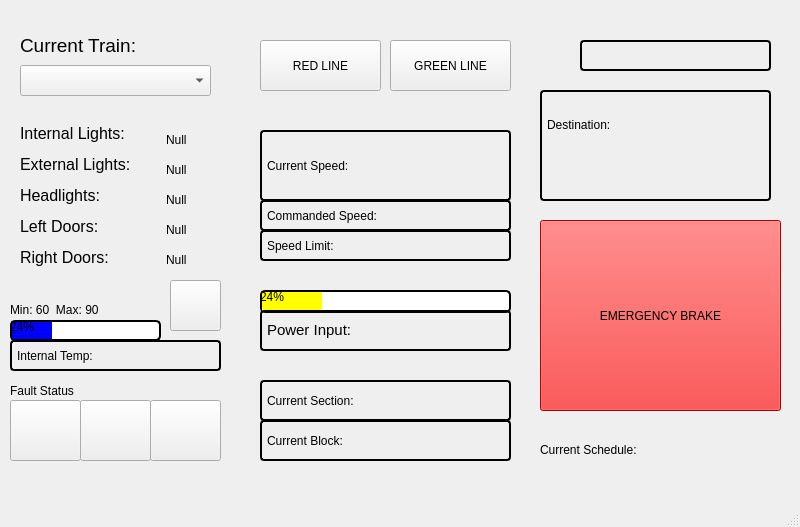
Above: Train Model/FinalTestUI/trainModel_fullsys.ui from headhunter22/ECE1140-Train-Simulator before the change. Below: the same form after it.
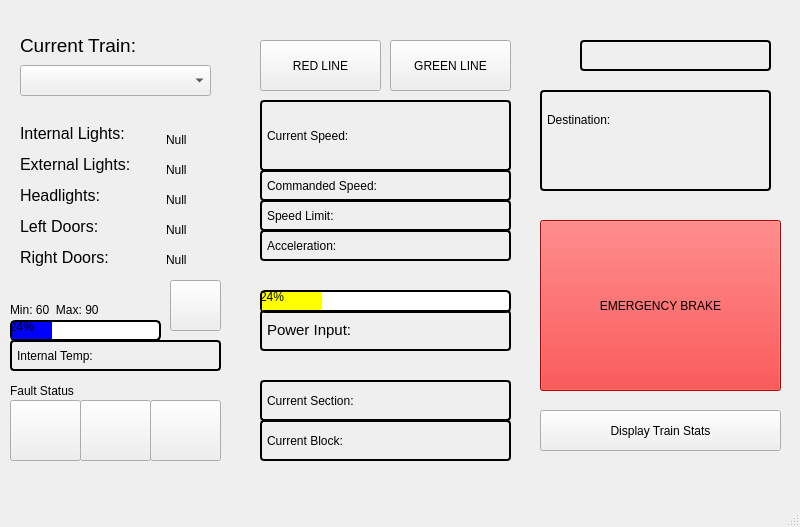
That is the form after the change.

Patch:
```diff
--- a/Train Model/FinalTestUI/trainModel_fullsys.ui
+++ b/Train Model/FinalTestUI/trainModel_fullsys.ui
@@ -107,7 +107,7 @@
     <property name="geometry">
      <rect>
       <x>260</x>
-      <y>130</y>
+      <y>100</y>
       <width>251</width>
       <height>71</height>
      </rect>
@@ -187,7 +187,7 @@
       <x>540</x>
       <y>220</y>
       <width>241</width>
-      <height>191</height>
+      <height>171</height>
      </rect>
     </property>
     <property name="styleSheet">
@@ -246,7 +246,7 @@
     <property name="geometry">
      <rect>
       <x>260</x>
-      <y>200</y>
+      <y>170</y>
       <width>251</width>
       <height>31</height>
      </rect>
@@ -331,19 +331,6 @@
      <string>Null</string>
     </property>
    </widget>
-   <widget class="QLabel" name="currentFile">
-    <property name="geometry">
-     <rect>
-      <x>540</x>
-      <y>440</y>
-      <width>231</width>
-      <height>20</height>
-     </rect>
-    </property>
-    <property name="text">
-     <string>Current Schedule:</string>
-    </property>
-   </widget>
    <widget class="QPushButton" name="powFaultLabel">
     <property name="geometry">
      <rect>
@@ -383,7 +370,7 @@
     <property name="geometry">
      <rect>
       <x>260</x>
-      <y>230</y>
+      <y>200</y>
       <width>251</width>
       <height>31</height>
      </rect>
@@ -463,7 +450,7 @@
       <x>540</x>
       <y>90</y>
       <width>231</width>
-      <height>111</height>
+      <height>101</height>
      </rect>
     </property>
     <property name="styleSheet">
@@ -494,6 +481,37 @@
      <string>Current Block:</string>
     </property>
    </widget>
+   <widget class="QPushButton" name="popUpUI">
+    <property name="geometry">
+     <rect>
+      <x>540</x>
+      <y>410</y>
+      <width>241</width>
+      <height>41</height>
+     </rect>
+    </property>
+    <property name="text">
+     <string>Display Train Stats</string>
+    </property>
+   </widget>
+   <widget class="QLabel" name="speedLimitLabel_2">
+    <property name="geometry">
+     <rect>
+      <x>260</x>
+      <y>230</y>
+      <width>251</width>
+      <height>31</height>
+     </rect>
+    </property>
+    <property name="styleSheet">
+     <string notr="true">border: 2px solid black;
+border-radius: 4px;
+padding: 2px;</string>
+    </property>
+    <property name="text">
+     <string>Acceleration:</string>
+    </property>
+   </widget>
   </widget>
   <widget class="QMenuBar" name="menubar">
    <property name="geometry">
```
